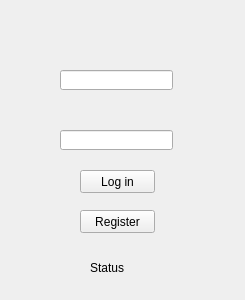
Qt form widget.ui (fedusiv/fluff_client) before a commit.
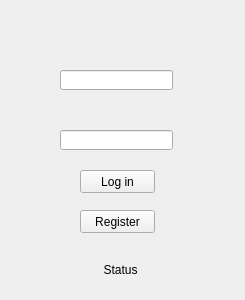
The same form after that commit.

```diff
--- a/widget.ui
+++ b/widget.ui
@@ -62,15 +62,18 @@
   <widget class="QLabel" name="label_Status">
    <property name="geometry">
     <rect>
-     <x>90</x>
+     <x>50</x>
      <y>260</y>
-     <width>71</width>
-     <height>16</height>
+     <width>141</width>
+     <height>20</height>
     </rect>
    </property>
    <property name="text">
     <string>Status</string>
    </property>
+   <property name="alignment">
+    <set>Qt::AlignCenter</set>
+   </property>
   </widget>
  </widget>
  <layoutdefault spacing="6" margin="11"/>
```
